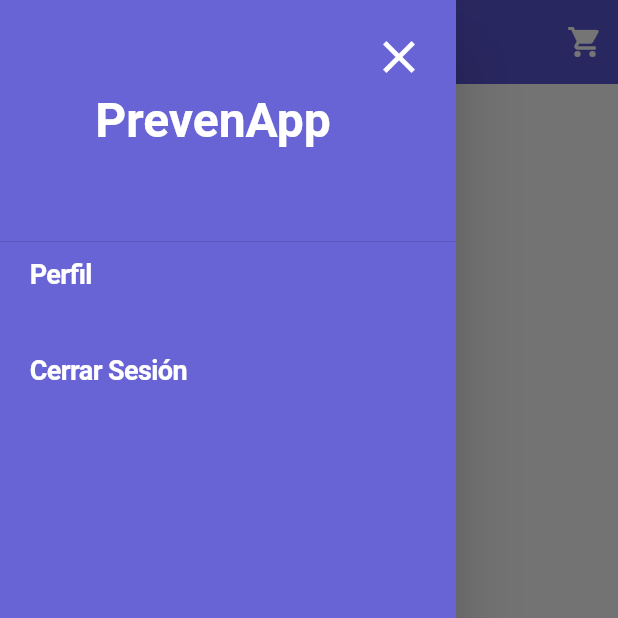
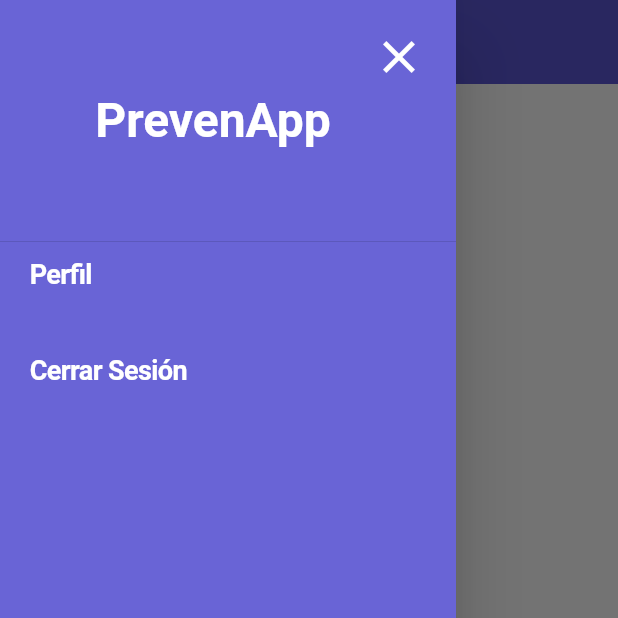
Before and after one commit to srios007/prevenci-n-cardiovascular, a Flutter app: the HomeView screen opened by its route, with the side drawer open, on a phone screen of 412 x 824 dp, the top half of it. Run offline on Flutter 3.47's test engine with Material 2 defaults, Android fonts, the phone set to English and light mode, and no system bars; our stand-ins replace cached_network_image, cloud_firestore, connectivity_plus, country_code_picker, dots_indicator, firebase_auth and 12 more; accounts and stored records are empty.

Commit message:
[ADD] home

```diff
--- a/lib/app/modules/home/views/home_view.dart
+++ b/lib/app/modules/home/views/home_view.dart
@@ -1,32 +1,17 @@
-import 'package:prevencion_cardiovascular/app/utils/utils.dart';
-import '../controllers/home_controller.dart';
-import '../../../routes/app_pages.dart';
 import 'package:flutter/material.dart';
-import '../widgets/custom_drawer.dart';
 import 'package:get/get.dart';
+import 'package:prevencion_cardiovascular/app/modules/home/controllers/home_controller.dart';
+import 'package:prevencion_cardiovascular/app/modules/home/widgets/custom_drawer.dart';
 
 class HomeView extends GetView<HomeController> {
+  const HomeView({super.key});
+
   @override
   Widget build(BuildContext context) {
     return Scaffold(
       appBar: AppBar(
         title: const Text('Home'),
         centerTitle: true,
-        actions: [
-          GestureDetector(
-            onTap: () async {
-              await Get.toNamed(Routes.SHOPPING_CART);
-              controller.getData();
-            },
-            child: const Padding(
-              padding: EdgeInsets.only(right: 10),
-              child: Icon(
-                Icons.shopping_cart,
-                color: Palette.white,
-              ),
-            ),
-          )
-        ],
       ),
       drawer: CustomDrawer(
         contextGlobal: context,
@@ -42,7 +27,7 @@ class HomeView extends GetView<HomeController> {
                     hasScrollBody: false,
                     child: Column(
                       crossAxisAlignment: CrossAxisAlignment.start,
-                      children: []
+                      children: [],
                     ),
                   )
                 ],
--- a/lib/app/modules/home/widgets/custom_drawer.dart
+++ b/lib/app/modules/home/widgets/custom_drawer.dart
@@ -2,15 +2,15 @@ import 'package:flutter/cupertino.dart';
 import 'package:flutter/material.dart';
 import 'package:get/get.dart';
 import 'package:prevencion_cardiovascular/app/routes/app_pages.dart';
-import '../../../services/services.dart';
-import '../../../utils/utils.dart';
+import 'package:prevencion_cardiovascular/app/services/services.dart';
+import 'package:prevencion_cardiovascular/app/utils/utils.dart';
 
 class CustomDrawer extends StatelessWidget {
-  CustomDrawer({
-    Key? key,
+  const CustomDrawer({
+    super.key,
     required this.contextGlobal,
-  }) : super(key: key);
-  BuildContext contextGlobal;
+  });
+  final BuildContext contextGlobal;
   @override
   Widget build(BuildContext context) {
     return Drawer(
@@ -47,8 +47,8 @@ class CustomDrawer extends StatelessWidget {
 
 class _LogoHeader extends StatelessWidget {
   const _LogoHeader({
-    Key? key,
-  }) : super(key: key);
+    super.key,
+  });
 
   @override
   Widget build(BuildContext context) {
```
